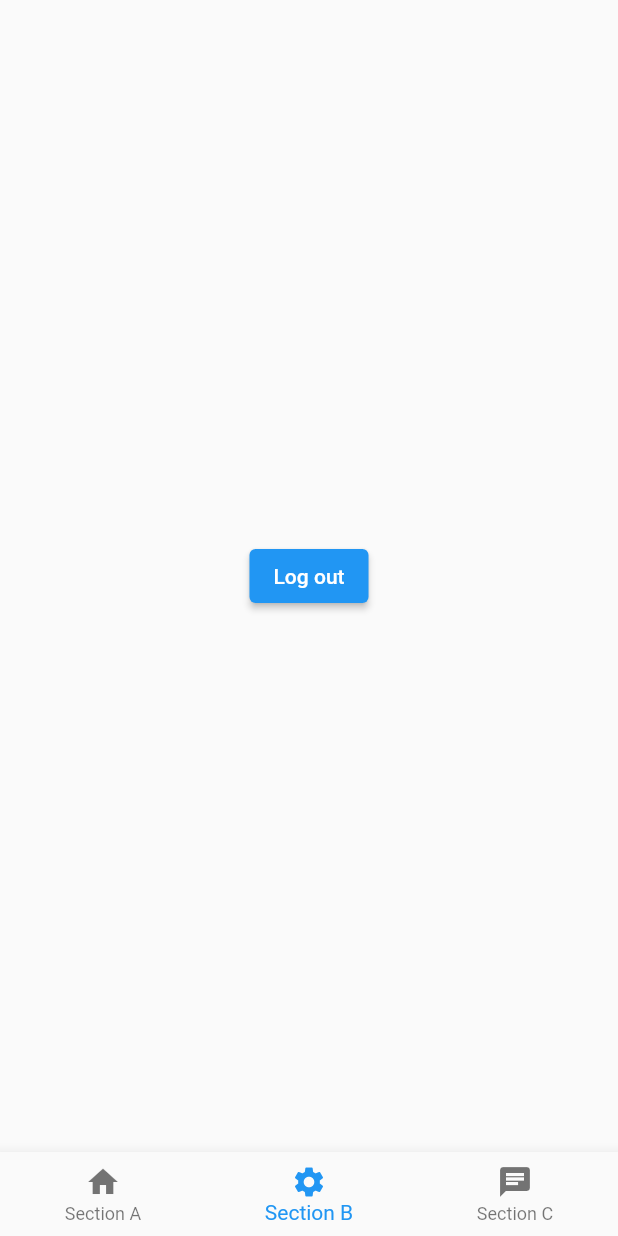
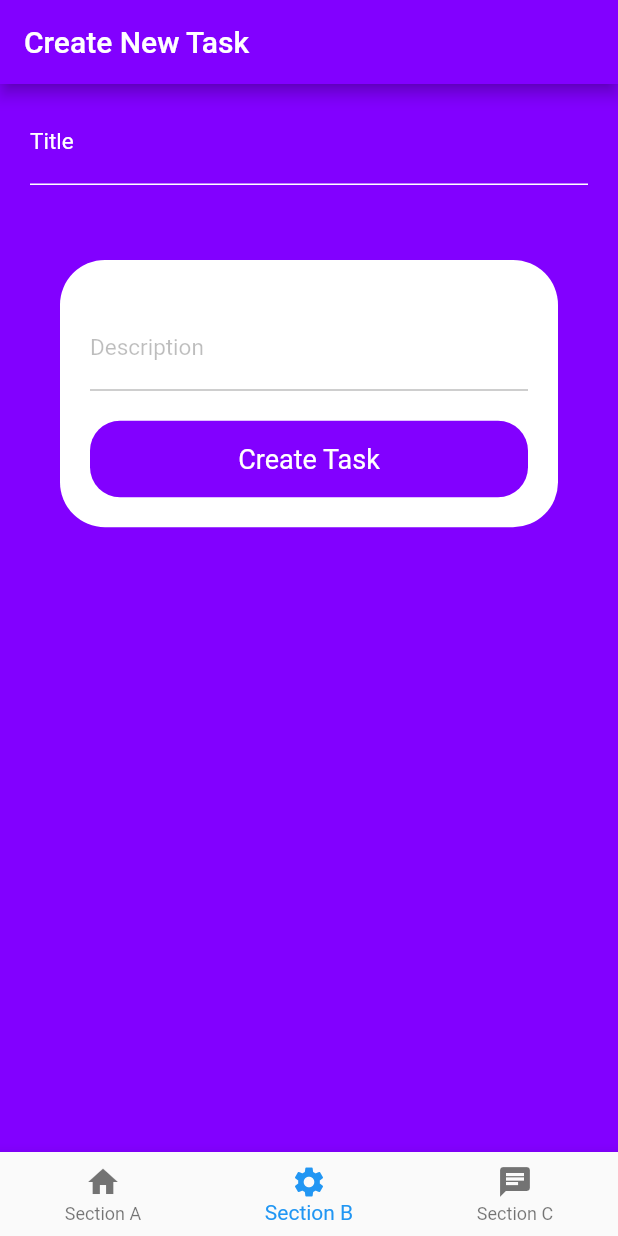
Before and after one commit to KubanychbekovT/Task_manager, a Flutter app: the ScaffoldWithBottomNavBar screen opened directly with empty values, item 2 of the bottom bar chosen, on a phone screen of 412 x 824 dp. Run offline on Flutter 3.47's test engine with Material 2 defaults, Android fonts, the phone set to English and light mode, and no system bars; our stand-ins replace firebase_auth, firebase_core, go_router, google_sign_in; missing offline and left inert: firebase_ui_auth; accounts and stored records are empty.

Commit message:
Add Task

```diff
--- a/lib/router_config.dart
+++ b/lib/router_config.dart
@@ -1,6 +1,7 @@
 import 'package:firebase_core/firebase_core.dart';
 import 'package:flutter/material.dart';
 import 'package:go_router/go_router.dart';
+import 'package:systemforschool/screens/add_projects_screen.dart';
 import 'package:systemforschool/screens/login_screen.dart';
 import 'package:systemforschool/screens/scaffold_with_bottom_navbar.dart';
 import 'package:systemforschool/screens/chat_screen.dart';
@@ -48,7 +49,7 @@ final goRouter = GoRouter(
 
           GoRoute(
               path: '/b',
-              pageBuilder: (context, state) => NoTransitionPage(child: HomeScreen(label: 'B',),
+              pageBuilder: (context, state) => NoTransitionPage(child: AddProjectsScreen(),
               ),
             routes: [
               GoRoute(
--- /dev/null
+++ b/lib/screens/add_projects_screen.dart
@@ -0,0 +1,158 @@
+import 'package:flutter/material.dart';
+
+class AddProjectsScreen extends StatefulWidget {
+  const AddProjectsScreen({Key? key}) : super(key: key);
+
+  @override
+  State<AddProjectsScreen> createState() => _AddProjectsScreenState();
+}
+
+class _AddProjectsScreenState extends State<AddProjectsScreen> {
+
+  late TextEditingController _Titlecontroller;
+  late TextEditingController _EndTime;
+  DateTime SelectedDate = DateTime.now();
+  String Category = "Meeting";
+
+  @override
+  void initState() {
+    // TODO: implement initState
+    super.initState();
+    _Titlecontroller = new TextEditingController();
+
+  }
+
+  _selectDate(BuildContext context) async {
+    final DateTime? selected = await showDatePicker(
+      context: context,
+      initialDate: SelectedDate,
+      firstDate: DateTime(2005),
+      lastDate: DateTime(2030),
+    );
+    if (selected != null && selected != SelectedDate) {
+      setState(() {
+        SelectedDate = selected;
+        // _Datecontroller.text =
+        // '${DateFormat('EEE, MMM d, ' 'yy').format(selected)}';
+      });
+    }
+  }
+
+
+
+  _SetCategory(String Category) {
+    this.setState(() {
+      this.Category = Category;
+    });
+  }
+
+  @override
+  Widget build(BuildContext context) {
+    return Scaffold(
+      backgroundColor: Color.fromRGBO(130, 0, 255, 1),appBar: AppBar(backgroundColor:Color.fromRGBO(130, 0, 255, 1),title:Text(
+      "Create New Task",
+      textAlign: TextAlign.center,
+      style: TextStyle(
+        color: Colors.white,
+        fontSize: 20,
+        decoration: TextDecoration.none,
+      ),
+    ) ,),
+      body: SingleChildScrollView(
+        scrollDirection: Axis.vertical,
+        child: Column(
+          children: [
+
+            Padding(
+              padding: const EdgeInsets.only(
+                  left: 20, right: 20, top: 10, bottom: 10),
+              child: TextFormField(
+                controller: _Titlecontroller,
+                cursorColor: Colors.white,
+                style: TextStyle(
+                  color: Colors.white,
+                  fontSize: 15,
+                ),
+                decoration: InputDecoration(
+                  labelText: "Title",
+                  enabledBorder: UnderlineInputBorder(
+                    borderSide: BorderSide(color: Colors.white),
+                  ),
+                  focusedBorder: UnderlineInputBorder(
+                    borderSide: BorderSide(color: Colors.white),
+                  ),
+                  fillColor: Colors.white,
+                  labelStyle: TextStyle(
+                    color: Colors.white,
+                    fontSize: 15,
+                  ),
+                ),
+              ),
+            ),
+            Container(
+              margin: EdgeInsets.all(40),
+              clipBehavior: Clip.antiAlias,
+              padding:
+              EdgeInsets.only(left: 20, right: 20, top: 20, bottom: 20),
+              decoration: BoxDecoration(
+                  color: Colors.white,
+                  borderRadius: BorderRadius.all(
+                   Radius.circular(30)
+                  )),
+              child: Column(
+                crossAxisAlignment: CrossAxisAlignment.start,
+                children: [
+
+                  Padding(
+                    padding: const EdgeInsets.only(top: 10, bottom: 20),
+                    child: TextFormField(
+                      keyboardType: TextInputType.multiline,
+                      minLines: 1,
+                      maxLines: 8,
+                      cursorColor: Colors.black26,
+                      style: TextStyle(
+                        color: Colors.black,
+                        fontSize: 15,
+                      ),
+                      decoration: InputDecoration(
+                        labelText: "Description",
+                        enabledBorder: UnderlineInputBorder(
+                          borderSide: BorderSide(color: Colors.black26),
+                        ),
+                        focusedBorder: UnderlineInputBorder(
+                          borderSide: BorderSide(color: Colors.black26),
+                        ),
+                        fillColor: Colors.black26,
+                        labelStyle: TextStyle(
+                          color: Colors.black26,
+                          fontSize: 15,
+                        ),
+                      ),
+                    ),
+                  ),
+
+                  Container(
+                    padding: EdgeInsets.all(15),
+                    decoration: BoxDecoration(
+                      borderRadius: BorderRadius.circular(20),
+                      color: Color.fromRGBO(130, 0, 255, 1),
+                    ),
+                    alignment: Alignment.center,
+                    child: Text(
+                      "Create Task",
+                      style: TextStyle(
+                        color: Colors.white,
+                        fontSize: 18,
+                        fontWeight: FontWeight.normal,
+                      ),
+                    ),
+                  )
+                ],
+              ),
+            ),
+          ],
+        ),
+      ),
+    );
+  }
+}
--- a/lib/screens/home_screen.dart
+++ b/lib/screens/home_screen.dart
@@ -1,5 +1,3 @@
-import 'package:firebase_auth/firebase_auth.dart';
-import 'package:flutter/cupertino.dart';
 import 'package:flutter/material.dart';
 
 class HomeScreen extends StatelessWidget {
@@ -9,9 +7,34 @@ class HomeScreen extends StatelessWidget {
   @override
   Widget build(BuildContext context) {
     return Scaffold(
-      body: Center(
-        child:ElevatedButton(onPressed: () { FirebaseAuth.instance.signOut(); },
-        child: Text("Log out"),),
+      backgroundColor: Colors.white,
+      body: Padding(
+        padding: const EdgeInsets.all(12.0),
+        child: Column(
+          crossAxisAlignment: CrossAxisAlignment.start,
+          children: [
+            Center(
+              child: Padding(
+                padding: const EdgeInsets.only(top: 20),
+                child: SizedBox(
+                  width: double.infinity,
+                  child: TextField(
+                    decoration: InputDecoration(
+                      border: OutlineInputBorder(
+                        borderRadius: BorderRadius.circular(10),
+                        borderSide: const BorderSide(color: Colors.black),
+                      ),
+                      focusedBorder: OutlineInputBorder(
+                        borderSide: const BorderSide(color: Colors.black),
+                        borderRadius: BorderRadius.circular(10),
+                      ),
+                    ),
+                  ),
+                ),
+              ),
+            ),
+          ],
+        ),
       ),
     );
   }
--- a/lib/screens/scaffold_with_bottom_navbar.dart
+++ b/lib/screens/scaffold_with_bottom_navbar.dart
@@ -1,5 +1,6 @@
 import 'package:flutter/material.dart';
 import 'package:go_router/go_router.dart';
+import 'package:systemforschool/screens/add_projects_screen.dart';
 import 'package:systemforschool/screens/chat_screen.dart';
 import 'package:systemforschool/screens/details_screen.dart';
 import 'package:systemforschool/screens/home_screen.dart';
@@ -34,7 +35,7 @@ class _ScaffoldWithBottomNavBarState extends State<ScaffoldWithBottomNavBar> {
   }
 final List<Widget> _mainContents = [
   HomeScreen(label: 'A'),
-  DetailsScreen(label: 'B'),
+  AddProjectsScreen(),
   ChatScreen(label: 'C'),
 ];
   @override
@@ -80,7 +81,6 @@ final List<Widget> _mainContents = [
                     label: Text('Section C')),
               ],
             ),
-
           Expanded(child: _mainContents[_currentIndex]),
         ],
       )
--- a/pubspec.yaml
+++ b/pubspec.yaml
@@ -41,6 +41,9 @@ dependencies:
   google_sign_in: ^5.4.2
   firebase_auth: ^4.2.3
   firebase_ui_auth: ^1.1.5
+  date_picker_timeline: ^1.2.3
+  flutter_local_notifications: ^13.0.0
+  flutter_staggered_animations: ^1.1.1
 
 dev_dependencies:
   flutter_test:
```
Also changed, not shown: pubspec.lock.
